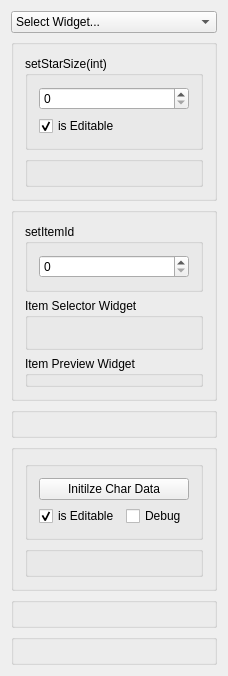
sithlord48/ff7tk, file FF7tk/mainwindow.ui: the form before one commit.
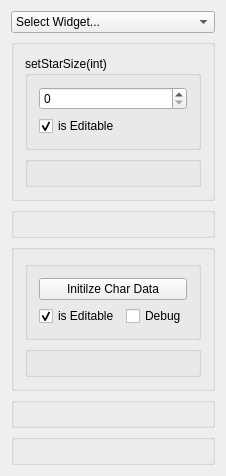
The form after the commit.

Commit message: All: Update connections to check Qt Version and use qt 4 or qt 5  style connect (qt5 commented out for now) FF7tk: Optimized Demo , Removed old item selector/preview and added ItemList instead ItemPreview: Synced FF7tk<->Black Chocobo Version, Added WindowFlag Option ItemSelector:Slight updates and optimizations. ItemList: Display is updated to include new objects, and custom tooltip support. MainWindow:updated for new items

```diff
--- a/FF7tk/mainwindow.ui
+++ b/FF7tk/mainwindow.ui
@@ -6,8 +6,8 @@
    <rect>
     <x>0</x>
     <y>0</y>
-    <width>228</width>
-    <height>23</height>
+    <width>224</width>
+    <height>17</height>
    </rect>
   </property>
   <property name="sizePolicy">
@@ -102,69 +102,6 @@
       </layout>
      </widget>
     </item>
-    <item>
-     <widget class="QGroupBox" name="item_preview_box">
-      <property name="title">
-       <string/>
-      </property>
-      <layout class="QVBoxLayout" name="verticalLayout">
-       <item>
-        <widget class="QGroupBox" name="groupBox_3">
-         <property name="sizePolicy">
-          <sizepolicy hsizetype="Preferred" vsizetype="Fixed">
-           <horstretch>0</horstretch>
-           <verstretch>0</verstretch>
-          </sizepolicy>
-         </property>
-         <property name="title">
-          <string>setItemId </string>
-         </property>
-         <layout class="QVBoxLayout" name="verticalLayout_8">
-          <item>
-           <widget class="QSpinBox" name="sb_item_id">
-            <property name="maximum">
-             <number>320</number>
-            </property>
-           </widget>
-          </item>
-         </layout>
-        </widget>
-       </item>
-       <item>
-        <widget class="QGroupBox" name="item_selector_box">
-         <property name="sizePolicy">
-          <sizepolicy hsizetype="Preferred" vsizetype="Fixed">
-           <horstretch>0</horstretch>
-           <verstretch>0</verstretch>
-          </sizepolicy>
-         </property>
-         <property name="minimumSize">
-          <size>
-           <width>0</width>
-           <height>52</height>
-          </size>
-         </property>
-         <property name="maximumSize">
-          <size>
-           <width>16777215</width>
-           <height>75</height>
-          </size>
-         </property>
-         <property name="title">
-          <string>Item Selector Widget</string>
-         </property>
-        </widget>
-       </item>
-       <item>
-        <widget class="QGroupBox" name="item_box">
-         <property name="title">
-          <string>Item Preview Widget</string>
-         </property>
-        </widget>
-       </item>
-      </layout>
-     </widget>
-    </item>
     <item>
      <widget class="QGroupBox" name="dialog_preview_box">
       <property name="title">
```
Left out of the diff: 7 changed lines with no effect on the pictures. The commit also changes 14 other files.
